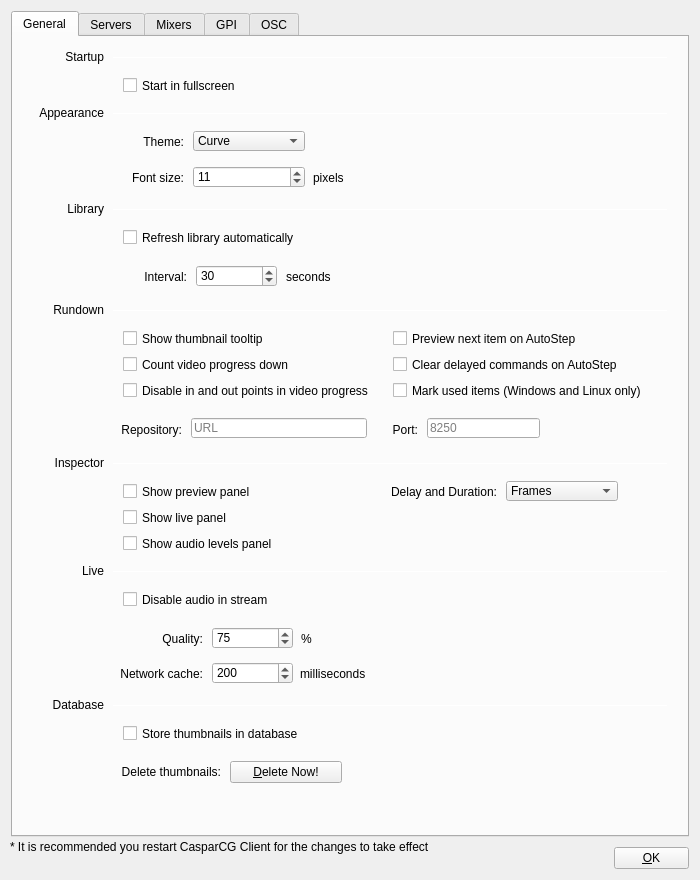
Qt form src/Widgets/SettingsDialog.ui (CasparCG/client) before a commit.
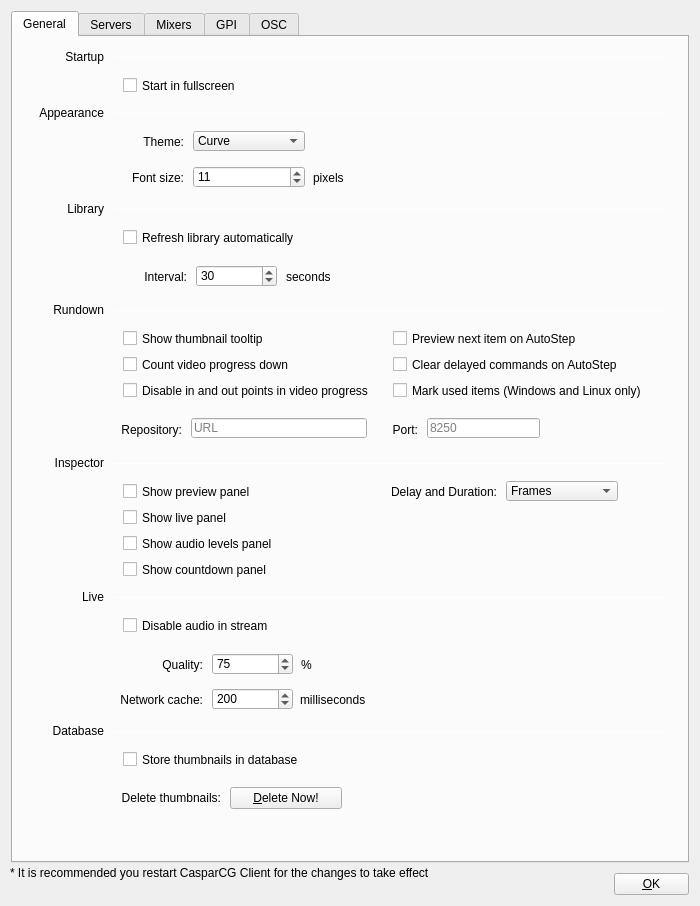
The same form after that commit.

Diff of the .ui file:
```diff
--- a/src/Widgets/SettingsDialog.ui
+++ b/src/Widgets/SettingsDialog.ui
@@ -7,19 +7,19 @@
     <x>0</x>
     <y>0</y>
     <width>700</width>
-    <height>880</height>
+    <height>906</height>
    </rect>
   </property>
   <property name="minimumSize">
    <size>
     <width>700</width>
-    <height>880</height>
+    <height>906</height>
    </size>
   </property>
   <property name="maximumSize">
    <size>
     <width>700</width>
-    <height>880</height>
+    <height>906</height>
    </size>
   </property>
   <property name="windowTitle">
@@ -31,7 +31,7 @@
      <x>11</x>
      <y>11</y>
      <width>678</width>
-     <height>826</height>
+     <height>852</height>
     </rect>
    </property>
    <property name="focusPolicy">
@@ -511,7 +511,7 @@
      <property name="geometry">
       <rect>
        <x>100</x>
-       <y>668</y>
+       <y>694</y>
        <width>555</width>
        <height>1</height>
       </rect>
@@ -524,7 +524,7 @@
      <property name="geometry">
       <rect>
        <x>67</x>
-       <y>725</y>
+       <y>751</y>
        <width>141</width>
        <height>20</height>
       </rect>
@@ -540,7 +540,7 @@
      <property name="geometry">
       <rect>
        <x>10</x>
-       <y>660</y>
+       <y>686</y>
        <width>81</width>
        <height>16</height>
       </rect>
@@ -556,7 +556,7 @@
      <property name="geometry">
       <rect>
        <x>217</x>
-       <y>724</y>
+       <y>750</y>
        <width>112</width>
        <height>22</height>
       </rect>
@@ -572,7 +572,7 @@
      <property name="geometry">
       <rect>
        <x>110</x>
-       <y>688</y>
+       <y>714</y>
        <width>291</width>
        <height>17</height>
       </rect>
@@ -652,7 +652,7 @@
      <property name="geometry">
       <rect>
        <x>110</x>
-       <y>554</y>
+       <y>580</y>
        <width>171</width>
        <height>17</height>
       </rect>
@@ -668,7 +668,7 @@
      <property name="geometry">
       <rect>
        <x>287</x>
-       <y>629</y>
+       <y>655</y>
        <width>81</width>
        <height>16</height>
       </rect>
@@ -681,7 +681,7 @@
      <property name="geometry">
       <rect>
        <x>199</x>
-       <y>625</y>
+       <y>651</y>
        <width>81</width>
        <height>22</height>
       </rect>
@@ -703,7 +703,7 @@
      <property name="geometry">
       <rect>
        <x>79</x>
-       <y>627</y>
+       <y>653</y>
        <width>111</width>
        <height>20</height>
       </rect>
@@ -719,7 +719,7 @@
      <property name="geometry">
       <rect>
        <x>10</x>
-       <y>526</y>
+       <y>552</y>
        <width>81</width>
        <height>16</height>
       </rect>
@@ -735,7 +735,7 @@
      <property name="geometry">
       <rect>
        <x>100</x>
-       <y>534</y>
+       <y>560</y>
        <width>555</width>
        <height>1</height>
       </rect>
@@ -748,7 +748,7 @@
      <property name="geometry">
       <rect>
        <x>79</x>
-       <y>592</y>
+       <y>618</y>
        <width>111</width>
        <height>20</height>
       </rect>
@@ -764,7 +764,7 @@
      <property name="geometry">
       <rect>
        <x>199</x>
-       <y>590</y>
+       <y>616</y>
        <width>81</width>
        <height>22</height>
       </rect>
@@ -786,7 +786,7 @@
      <property name="geometry">
       <rect>
        <x>288</x>
-       <y>594</y>
+       <y>620</y>
        <width>31</width>
        <height>16</height>
       </rect>
@@ -830,6 +830,22 @@
       <set>Qt::AlignRight|Qt::AlignTrailing|Qt::AlignVCenter</set>
      </property>
     </widget>
+    <widget class="QCheckBox" name="checkBoxCountdown">
+     <property name="geometry">
+      <rect>
+       <x>110</x>
+       <y>524</y>
+       <width>171</width>
+       <height>17</height>
+      </rect>
+     </property>
+     <property name="focusPolicy">
+      <enum>Qt::NoFocus</enum>
+     </property>
+     <property name="text">
+      <string>Show countdown panel</string>
+     </property>
+    </widget>
    </widget>
    <widget class="QWidget" name="tabDevices">
     <attribute name="title">
@@ -3448,7 +3464,7 @@
    <property name="geometry">
     <rect>
      <x>614</x>
-     <y>847</y>
+     <y>873</y>
      <width>75</width>
      <height>22</height>
     </rect>
@@ -3464,7 +3480,7 @@
    <property name="geometry">
     <rect>
      <x>10</x>
-     <y>839</y>
+     <y>865</y>
      <width>591</width>
      <height>16</height>
     </rect>
```
Left out of the diff: 37 changed lines with no effect on the pictures.
